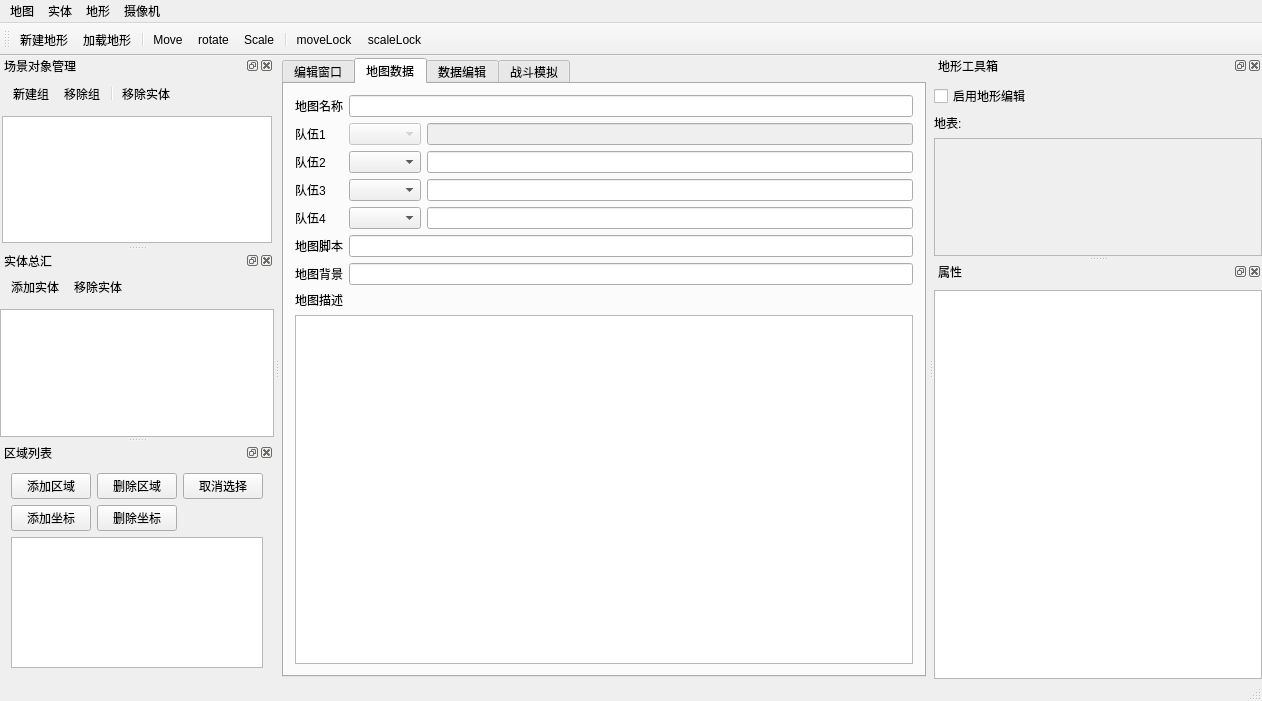
Before: the Qt Designer form WarChess/WarChess/ui/mainwindow.ui in weimingtom/fdux-slg-game, drawn with Qt 5.
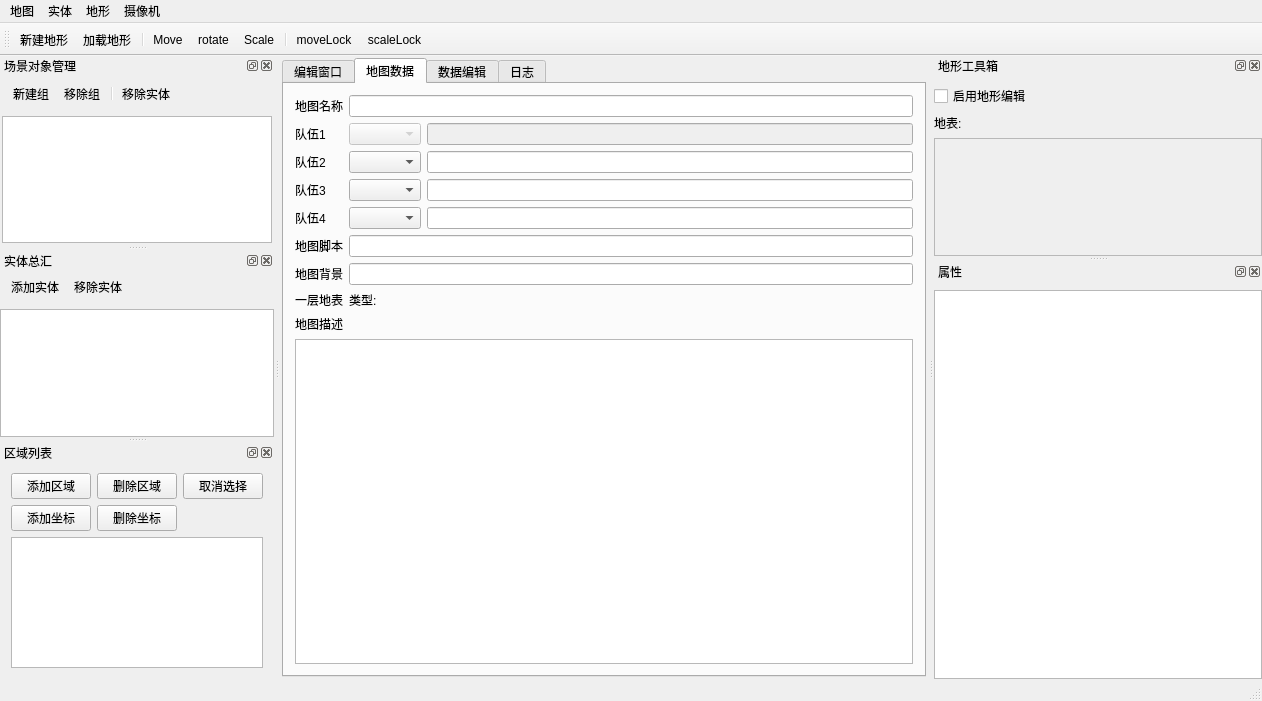
After: the same form once the commit is applied. The open tabs and pages were chosen to show the change. Icons and pictures are not drawn. Custom widgets are drawn as their Qt base class.

Diff of the .ui file:
```diff
--- a/WarChess/WarChess/ui/mainwindow.ui
+++ b/WarChess/WarChess/ui/mainwindow.ui
@@ -162,6 +162,24 @@
           <item row="6" column="1">
            <widget class="QLineEdit" name="mapBG"/>
           </item>
+          <item row="7" column="0">
+           <widget class="QLabel" name="label_12">
+            <property name="text">
+             <string>一层地表</string>
+            </property>
+           </widget>
+          </item>
+          <item row="7" column="1">
+           <layout class="QHBoxLayout" name="horizontalLayout_9">
+            <item>
+             <widget class="QLabel" name="label_13">
+              <property name="text">
+               <string>类型:</string>
+              </property>
+             </widget>
+            </item>
+           </layout>
+          </item>
          </layout>
         </item>
         <item>
@@ -510,7 +528,7 @@
       </widget>
       <widget class="QWidget" name="tab_3">
        <attribute name="title">
-        <string>战斗模拟</string>
+        <string>日志</string>
        </attribute>
       </widget>
      </widget>
```
Left out of the diff: 17 changed lines with no effect on the pictures.
